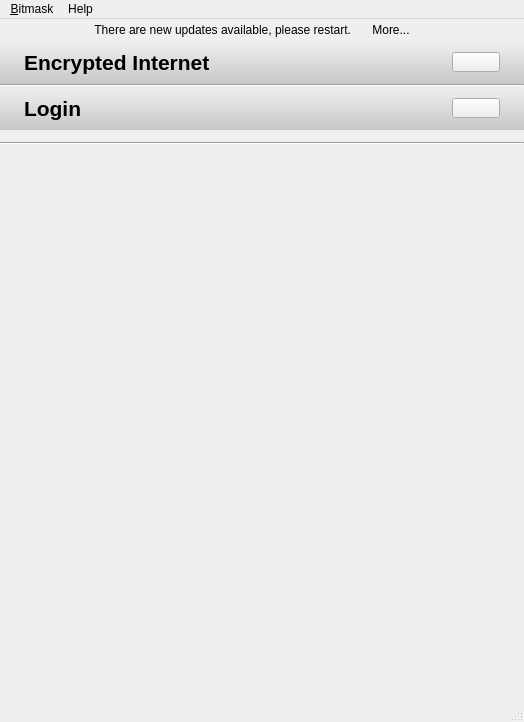
The window that src/leap/bitmask/gui/ui/mainwindow.ui (leapcode/bitmask_client) describes before a commit, drawn with Qt 5.
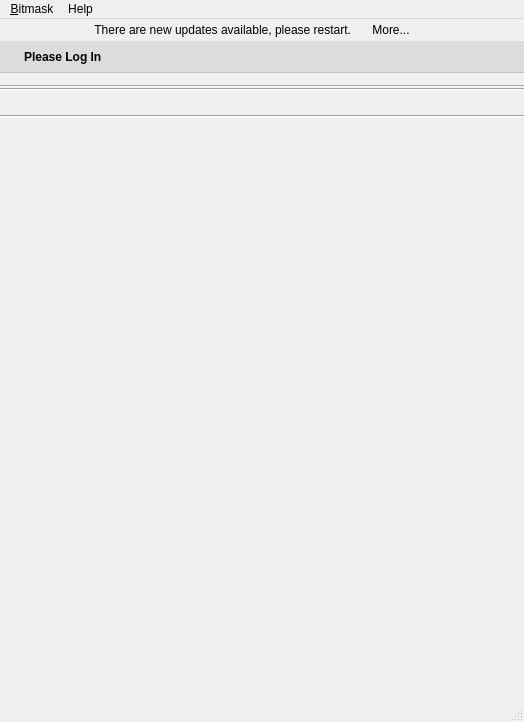
The same window after the commit. Icons and pictures are not drawn.

Commit message: move login widget to top of main window, move preference buttons to menu.

The edit to the form file:
```diff
--- a/src/leap/bitmask/gui/ui/mainwindow.ui
+++ b/src/leap/bitmask/gui/ui/mainwindow.ui
@@ -85,108 +85,8 @@
         <property name="margin">
          <number>0</number>
         </property>
-        <item>
-         <widget class="QWidget" name="eipWidget" native="true">
-          <layout class="QVBoxLayout" name="verticalLayout_2">
-           <property name="spacing">
-            <number>0</number>
-           </property>
-           <property name="margin">
-            <number>0</number>
-           </property>
-           <item>
-            <widget class="QFrame" name="frame_2">
-             <property name="sizePolicy">
-              <sizepolicy hsizetype="Preferred" vsizetype="Fixed">
-               <horstretch>0</horstretch>
-               <verstretch>0</verstretch>
-              </sizepolicy>
-             </property>
-             <property name="styleSheet">
-              <string notr="true">QFrame{background-color: qlineargradient(spread:pad, x1:0, y1:1, x2:0, y2:0, stop:0 rgba(160, 160, 160, 128), stop:1 rgba(255, 255, 255, 0));}</string>
-             </property>
-             <layout class="QHBoxLayout" name="horizontalLayout_3">
-              <property name="leftMargin">
-               <number>24</number>
-              </property>
-              <property name="rightMargin">
-               <number>24</number>
-              </property>
-              <item>
-               <widget class="QLabel" name="label_2">
-                <property name="font">
-                 <font>
-                  <pointsize>16</pointsize>
-                  <weight>75</weight>
-                  <bold>true</bold>
-                 </font>
-                </property>
-                <property name="styleSheet">
-                 <string notr="true">background-color: rgba(255, 255, 255, 0);</string>
-                </property>
-                <property name="text">
-                 <string>Encrypted Internet</string>
-                </property>
-               </widget>
-              </item>
-              <item>
-               <widget class="QPushButton" name="btnEIPPreferences">
-                <property name="maximumSize">
-                 <size>
-                  <width>48</width>
-                  <height>20</height>
-                 </size>
-                </property>
-                <property name="styleSheet">
-                 <string notr="true"/>
-                </property>
-                <property name="text">
-                 <string/>
-                </property>
-                <property name="icon">
-                 <iconset resource="../../../../../data/resources/mainwindow.qrc">
-                  <normaloff>:/images/black/32/gear.png</normaloff>:/images/black/32/gear.png</iconset>
-                </property>
-                <property name="autoDefault">
-                 <bool>false</bool>
-                </property>
-                <property name="default">
-                 <bool>false</bool>
-                </property>
-                <property name="flat">
-                 <bool>false</bool>
-                </property>
-               </widget>
-              </item>
-             </layout>
-            </widget>
-           </item>
-           <item>
-            <layout class="QVBoxLayout" name="eipLayout">
-             <property name="leftMargin">
-              <number>12</number>
-             </property>
-             <property name="topMargin">
-              <number>0</number>
-             </property>
-             <property name="rightMargin">
-              <number>12</number>
-             </property>
-             <property name="bottomMargin">
-              <number>0</number>
-             </property>
-            </layout>
-           </item>
-          </layout>
-         </widget>
-        </item>
-        <item>
-         <widget class="Line" name="line">
-          <property name="orientation">
-           <enum>Qt::Horizontal</enum>
-          </property>
-         </widget>
-        </item>
+
+        <!-- LOGIN -->
         <item>
          <widget class="QFrame" name="frame">
           <property name="sizePolicy">
@@ -199,9 +99,7 @@
            <bool>false</bool>
           </property>
           <property name="styleSheet">
-           <string notr="true">QFrame{
-background-color: qlineargradient(spread:pad, x1:0, y1:1, x2:0, y2:0, stop:0 rgba(160, 160, 160, 128), stop:1 rgba(255, 255, 255, 0));
-}</string>
+           <string notr="true">background-color: rgba(0,0,0,20); border-bottom: 1px solid rgba(0,0,0,30);</string>
           </property>
           <layout class="QHBoxLayout" name="horizontalLayout">
            <property name="leftMargin">
@@ -214,36 +112,15 @@
             <widget class="QLabel" name="lblLoginProvider">
              <property name="font">
               <font>
-               <pointsize>16</pointsize>
                <weight>75</weight>
                <bold>true</bold>
               </font>
              </property>
              <property name="styleSheet">
-              <string notr="true">background-color: rgba(255, 255, 255, 0);</string>
+              <string notr="true">background-color: rgba(255, 255, 255, 0); border: none;</string>
              </property>
              <property name="text">
-              <string>Login</string>
-             </property>
-            </widget>
-           </item>
-           <item>
-            <widget class="QPushButton" name="btnPreferences">
-             <property name="maximumSize">
-              <size>
-               <width>48</width>
-               <height>20</height>
-              </size>
-             </property>
-             <property name="styleSheet">
-              <string notr="true"/>
-             </property>
-             <property name="text">
-              <string/>
-             </property>
-             <property name="icon">
-              <iconset resource="../../../../../data/resources/mainwindow.qrc">
-               <normaloff>:/images/black/32/gear.png</normaloff>:/images/black/32/gear.png</iconset>
+              <string>Please Log In</string>
              </property>
             </widget>
            </item>
@@ -264,6 +141,46 @@
           </property>
          </widget>
         </item>
+
+        <!-- EIP -->
+        <item>
+         <widget class="QWidget" name="eipWidget" native="true">
+          <layout class="QVBoxLayout" name="eipVerticalLayout">
+           <property name="spacing">
+            <number>0</number>
+           </property>
+           <property name="margin">
+            <number>0</number>
+           </property>
+           <item>
+            <layout class="QVBoxLayout" name="eipLayout">
+             <property name="leftMargin">
+              <number>12</number>
+             </property>
+             <property name="topMargin">
+              <number>0</number>
+             </property>
+             <property name="rightMargin">
+              <number>12</number>
+             </property>
+             <property name="bottomMargin">
+              <number>0</number>
+             </property>
+            </layout>
+           </item>
+          </layout>
+         </widget>
+        </item>
+
+        <item>
+         <widget class="Line" name="lineUnderEIP">
+          <property name="orientation">
+           <enum>Qt::Horizontal</enum>
+          </property>
+         </widget>
+        </item>
+
+        <!-- EMAIL -->
         <item>
          <widget class="QWidget" name="mailWidget" native="true">
           <layout class="QVBoxLayout" name="verticalLayout_3">
@@ -286,6 +203,15 @@
           </layout>
          </widget>
         </item>
+
+        <item>
+         <widget class="Line" name="lineUnderEmail">
+          <property name="orientation">
+           <enum>Qt::Horizontal</enum>
+          </property>
+         </widget>
+        </item>
+
         <item>
          <spacer name="verticalSpacer">
           <property name="orientation">
```
Left out of the diff: 16 changed lines with no effect on the pictures. The commit also changes 2 other files.
